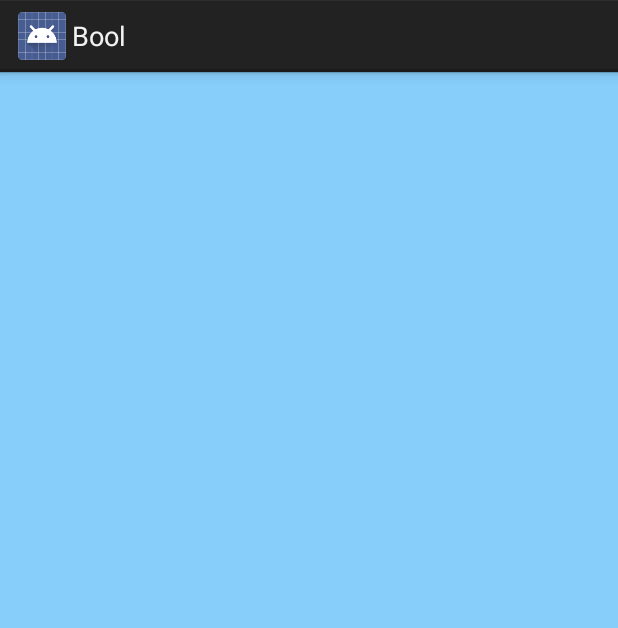
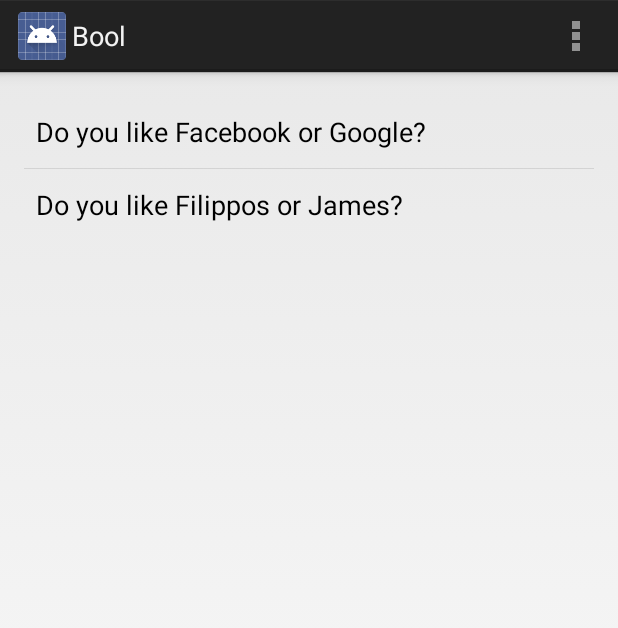
Before and after one commit to flymperopoulos/Bool, an Android app: the screen it shows after launch (IntroActivity before the commit, MyActivity after it), on a phone screen of 412 x 824 dp. Shown: the top 628 px of the screen. Run offline under Robolectric (Android 15) with nearby library versions, the phone set to English and light mode, and no system bars.

```diff
--- a/Bool/app/src/main/java/com/example/james/bool/IntroActivity.java
+++ b/Bool/app/src/main/java/com/example/james/bool/IntroActivity.java
@@ -19,7 +19,7 @@
                 } catch (InterruptedException e) {
                     e.printStackTrace();
                 } finally {
-                    Intent BeginMain = new Intent("mapkin.mapkin_android.BEGINMAIN");
+                    Intent BeginMain = new Intent("android.intent.action.BEGINMAIN");
                     startActivity(BeginMain);
                 }
             }
--- a/Bool/app/src/main/java/com/example/james/bool/MainPageFragment.java
+++ b/Bool/app/src/main/java/com/example/james/bool/MainPageFragment.java
@@ -26,9 +26,9 @@
         ArrayList<String> questions = new ArrayList<String>();
         questions.add("Do you like Facebook or Google?");
         questions.add("Do you like Filippos or James?");
-        ArrayAdapter<String> questionAdapter = new ArrayAdapter<String>(getActivity(), android.R.layout.simple_list_item_1, );
+
+        ArrayAdapter<String> questionAdapter = new ArrayAdapter<String>(getActivity(), android.R.layout.simple_list_item_1,questions);
         listViewQuestion.setAdapter(questionAdapter);
-
 
         return rootView;
 
```
